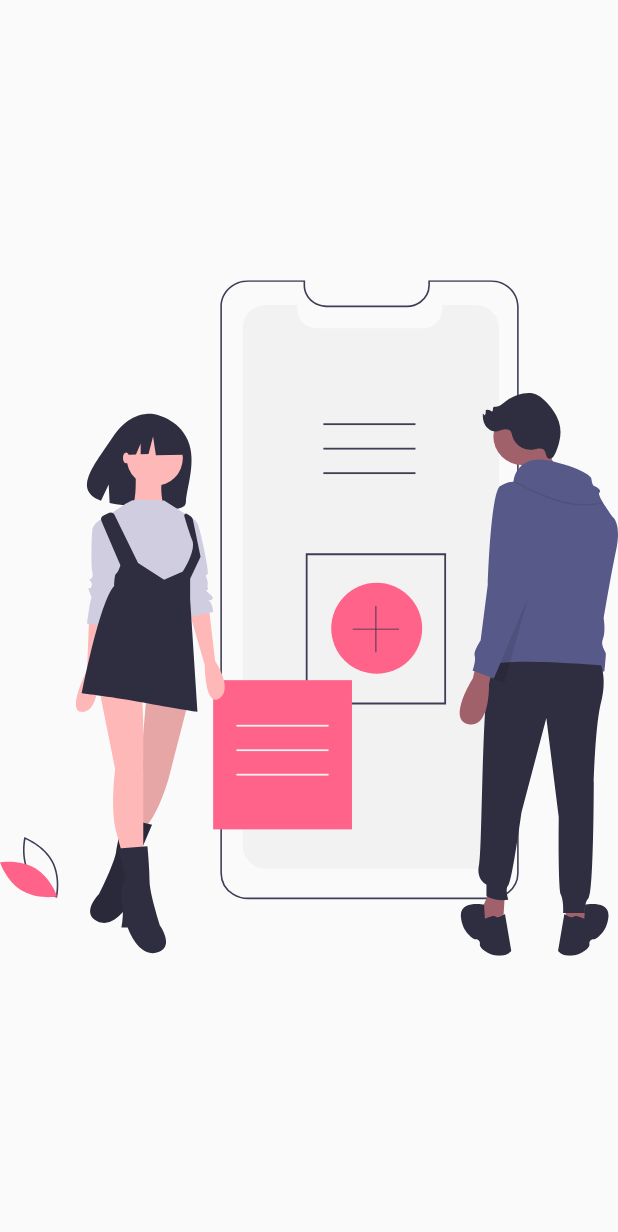
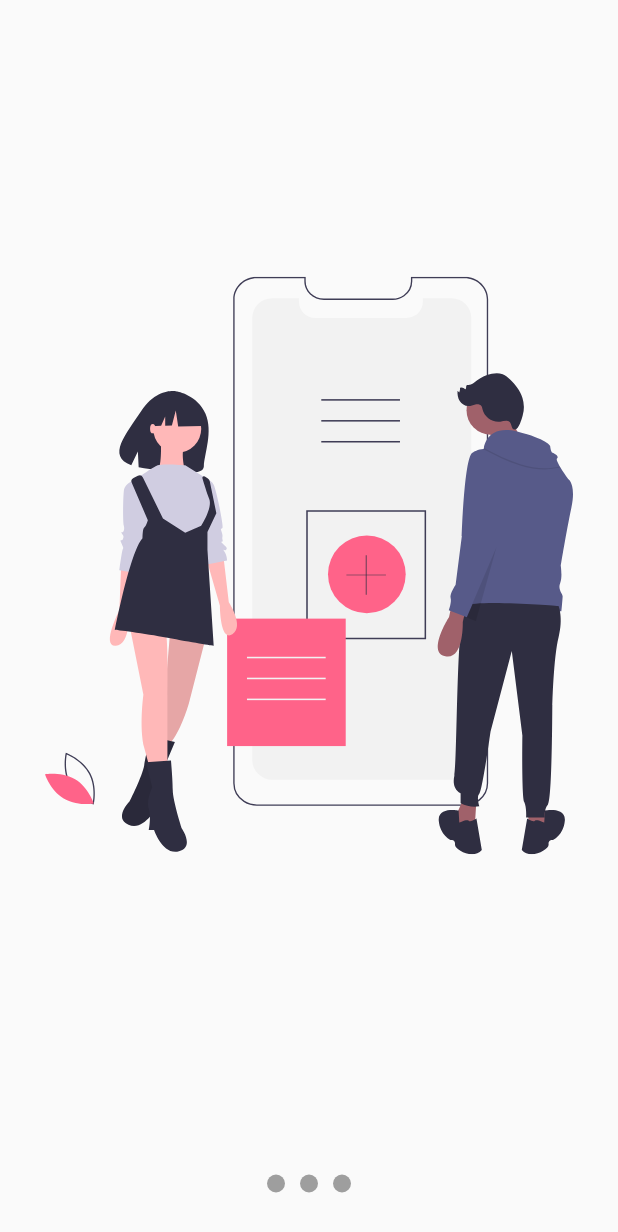
Before and after one commit to pedromolesp/flutter-disenos-profesionales, a Flutter app: the screen it shows after launch, on a phone screen of 412 x 824 dp. Shown: the top 1232 px of the screen. Run offline on Flutter 3.47's test engine with Material 2 defaults, Android fonts, the phone set to English and light mode, and no system bars; our stand-ins replace flutter_svg.

Commit message:
65 terminado

```diff
--- /dev/null
+++ b/lib/src/models/slider_model.dart
@@ -0,0 +1,11 @@
+import 'package:flutter/material.dart';
+
+class SliderModel with ChangeNotifier {
+  double _currentPage = 0;
+
+  double get currentPage => this._currentPage;
+  set currentPage(double currentPage) {
+    this._currentPage = currentPage;
+    notifyListeners();
+  }
+}
--- a/lib/src/pages/slideshow_page.dart
+++ b/lib/src/pages/slideshow_page.dart
@@ -5,7 +5,95 @@ class SlideShowPage extends StatelessWidget {
   @override
   Widget build(BuildContext context) {
     return Scaffold(
-      body: SvgPicture.asset("assets/svgs/slide-1.svg"),
+      body: Center(
+          child: Column(
+        children: [
+          Expanded(child: _Slides()),
+          _Dots(),
+        ],
+      )),
     );
   }
 }
+
+class _Dots extends StatelessWidget {
+  @override
+  Widget build(BuildContext context) {
+    return Container(
+      width: double.infinity,
+      height: 70,
+      child: Row(
+        mainAxisAlignment: MainAxisAlignment.center,
+        children: [
+          _Dot(0),
+          _Dot(1),
+          _Dot(2),
+        ],
+      ),
+    );
+  }
+}
+
+class _Dot extends StatelessWidget {
+  final int index;
+  _Dot(this.index);
+  @override
+  Widget build(BuildContext context) {
+    return Container(
+      margin: EdgeInsets.symmetric(horizontal: 5),
+      width: 12,
+      height: 12,
+      decoration: BoxDecoration(color: Colors.grey, shape: BoxShape.circle),
+    );
+  }
+}
+
+class _Slides extends StatefulWidget {
+  @override
+  __SlidesState createState() => __SlidesState();
+}
+
+class __SlidesState extends State<_Slides> {
+  PageController _controller = new PageController();
+
+  @override
+  void initState() {
+    super.initState();
+    _controller.addListener(() {
+      print(_controller.page);
+    });
+  }
+
+  @override
+  void dispose() {
+    _controller.dispose();
+    super.dispose();
+  }
+
+  @override
+  Widget build(BuildContext context) {
+    return Container(
+      child: PageView(
+        controller: _controller,
+        children: [
+          _Slide("assets/svgs/slide-1.svg"),
+          _Slide("assets/svgs/slide-2.svg"),
+          _Slide("assets/svgs/slide-3.svg"),
+        ],
+      ),
+    );
+  }
+}
+
+class _Slide extends StatelessWidget {
+  final String svg;
+  _Slide(this.svg);
+  @override
+  Widget build(BuildContext context) {
+    return Container(
+        width: double.infinity,
+        height: double.infinity,
+        padding: EdgeInsets.all(30),
+        child: SvgPicture.asset(svg));
+  }
+}
--- a/pubspec.yaml
+++ b/pubspec.yaml
@@ -20,6 +20,7 @@ dependencies:
   flutter:
     sdk: flutter
   flutter_svg: ^0.19.1
+  provider: ^4.0.4
 
   # The following adds the Cupertino Icons font to your application.
   # Use with the CupertinoIcons class for iOS style icons.
```
Also changed, not shown: pubspec.lock.
